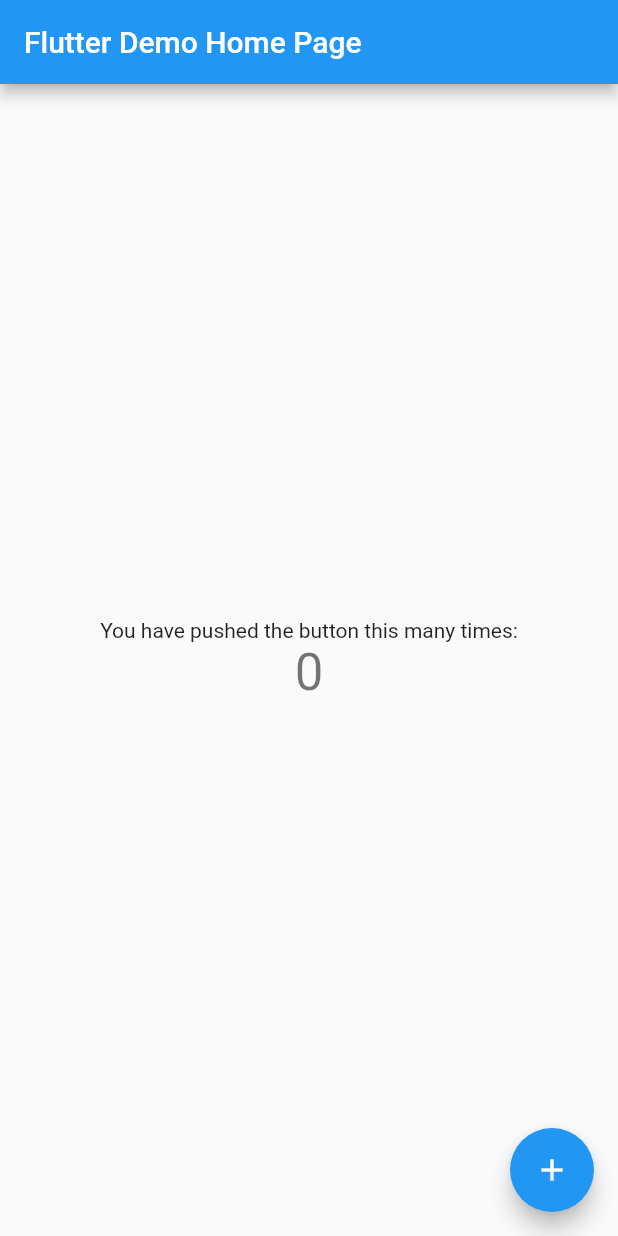
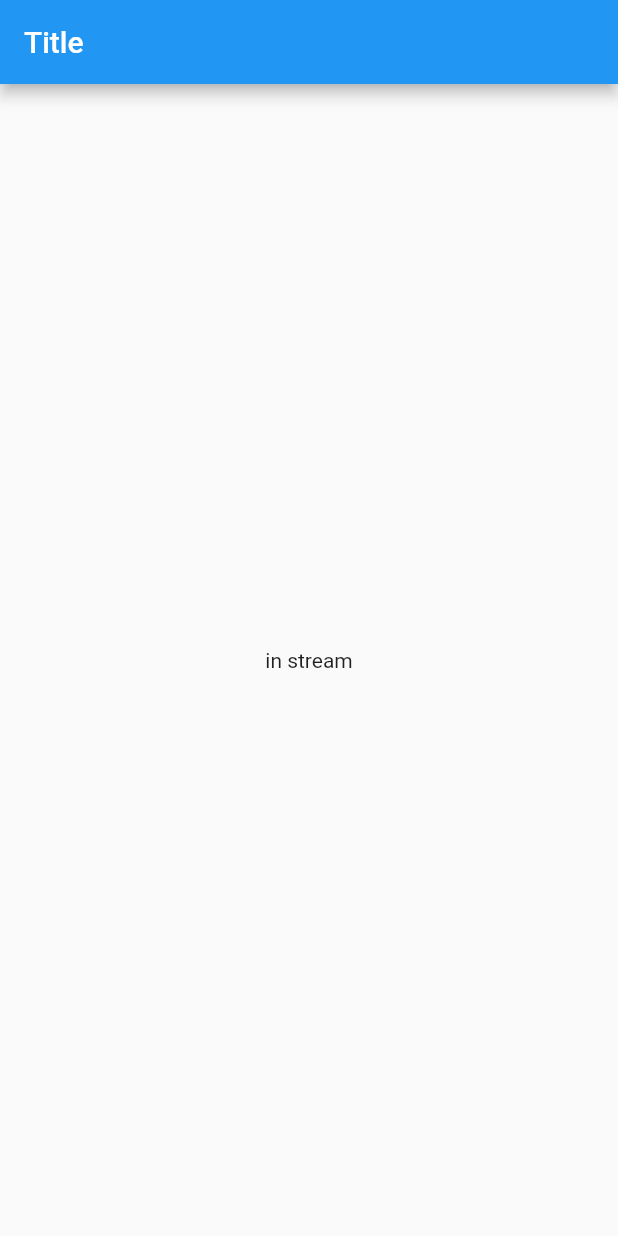
Before and after one commit to Naboska/flutter_template, a Flutter app: the screen it shows after launch, on a phone screen of 412 x 824 dp. Run offline on Flutter 3.47's test engine with Material 2 defaults, Android fonts, the phone set to English and light mode, and no system bars; our stand-ins replace dio, equatable, flutter_bloc, flutter_dotenv; accounts and stored records are empty; network calls fail.

Commit message:
feat: add auth logic

```diff
--- a/lib/api/http_manager.dart
+++ b/lib/api/http_manager.dart
@@ -1,4 +1,5 @@
 import 'package:dio/dio.dart';
+import 'package:flutter_template/blocs/user/user_bloc.dart';
 
 import 'package:flutter_template/constants/env.dart';
 
@@ -23,7 +24,8 @@ class HttpManager {
   }
 
   _onError(DioError error, ErrorInterceptorHandler handler) {
-    //if (error.response?.statusCode == 401) AuthenticationBloc().logout();
+    UserBloc().dispatch(UserRemoveEvent());
+    if (error.response?.statusCode == 401) UserBloc().dispatch(UserRemoveEvent());
 
     return handler.next(error);
   }
--- /dev/null
+++ b/lib/blocs/other/other_event.dart
@@ -0,0 +1,5 @@
+part of 'other_bloc.dart';
+
+abstract class OtherEvent {}
+
+class TestEvent extends OtherEvent {}
--- /dev/null
+++ b/lib/blocs/user/user_bloc.dart
@@ -0,0 +1,61 @@
+import 'dart:async';
+import 'package:equatable/equatable.dart';
+
+import 'package:flutter_template/repositories/auth/user_auth_repository.dart';
+import 'package:flutter_template/models/auth/user.dart';
+
+part 'user_event.dart';
+part 'user_state.dart';
+
+class UserBloc {
+  static UserBloc? _instance;
+
+  final _userRepository = UserAuthRepository();
+  UserState _state = const UserState();
+
+  final _eventController = StreamController<UserEvent>.broadcast();
+  late final Stream<UserState> _stateStream;
+
+  UserState get state => _state;
+  Stream<UserState> get stream => _stateStream;
+
+  factory UserBloc() => _instance ??= UserBloc._initialize();
+
+  UserBloc._initialize() {
+    _stateStream = _eventController.stream
+        .asyncExpand<UserState>(_mapEventToState)
+        .asyncExpand<UserState>(_updateState)
+        .asBroadcastStream();
+
+    _stateStream.listen((event) {});
+    dispatch(UserInitializeEvent());
+  }
+
+  void dispatch(UserEvent event) {
+    _eventController.add(event);
+  }
+
+  Stream<UserState> _updateState(UserState state) async* {
+    print(['old', _state]);
+    print(['new', state]);
+    if (_state != state) yield (_state = state);
+  }
+
+  Stream<UserState> _mapEventToState(UserEvent event) async* {
+    if (event is UserInitializeEvent) {
+      yield* _initializeUser();
+    } else if (event is UserRemoveEvent) {
+      yield const UserState();
+    }
+  }
+
+  Stream<UserState> _initializeUser() async* {
+    try {
+      yield _state.copyWith(status: UserStatus.loading);
+      final user = await _userRepository.handleLogin();
+      yield _state.copyWith(user: user, status: UserStatus.success);
+    } catch (e) {
+      yield _state.copyWith(status: UserStatus.error);
+    }
+  }
+}
--- /dev/null
+++ b/lib/blocs/user/user_event.dart
@@ -0,0 +1,7 @@
+part of 'user_bloc.dart';
+
+abstract class UserEvent {}
+
+class UserInitializeEvent extends UserEvent {}
+
+class UserRemoveEvent extends UserEvent {}
--- /dev/null
+++ b/lib/blocs/user/user_state.dart
@@ -0,0 +1,27 @@
+part of 'user_bloc.dart';
+
+enum UserStatus { initial, success, error, loading }
+
+extension UserStatusX on UserStatus {
+  bool get isInitial => this == UserStatus.initial;
+
+  bool get isSuccess => this == UserStatus.success;
+
+  bool get isError => this == UserStatus.error;
+
+  bool get isLoading => this == UserStatus.loading;
+}
+
+class UserState extends Equatable {
+  const UserState({this.status = UserStatus.initial, this.user});
+
+  final UserModel? user;
+  final UserStatus status;
+
+  @override
+  List<Object?> get props => [status, user];
+
+  UserState copyWith({UserModel? user, UserStatus? status}) {
+    return UserState(user: user ?? this.user, status: status ?? this.status);
+  }
+}
--- /dev/null
+++ b/lib/models/auth/user.dart
@@ -0,0 +1,5 @@
+class UserModel {
+  late final String name;
+
+  UserModel({required this.name});
+}
--- /dev/null
+++ b/lib/repositories/auth/user_auth_repository.dart
@@ -0,0 +1,11 @@
+import 'package:flutter_template/api/http_manager.dart';
+
+class UserAuthRepository {
+  final _client = HttpManager().client;
+
+  handleLogin() async {
+    final response = await _client.get('/');
+
+    return response;
+  }
+}
--- a/lib/screens/auth_screen/auth_screen.dart
+++ b/lib/screens/auth_screen/auth_screen.dart
@@ -1,47 +1,25 @@
 import 'package:flutter/material.dart';
+import 'package:flutter_template/blocs/user/user_bloc.dart';
 
-class AuthScreen extends StatefulWidget {
-  const AuthScreen({Key? key, required this.title}) : super(key: key);
+class AuthScreen extends StatelessWidget {
+  final UserBloc userBloc = UserBloc();
 
-  final String title;
-
-  @override
-  State<AuthScreen> createState() => _AuthScreenState();
-}
-
-class _AuthScreenState extends State<AuthScreen> {
-  int _counter = 0;
-
-  void _incrementCounter() {
-    setState(() {
-      _counter++;
-    });
-  }
+  AuthScreen({Key? key}) : super(key: key);
 
   @override
   Widget build(BuildContext context) {
     return Scaffold(
       appBar: AppBar(
-        title: Text(widget.title),
+        title: const Text('Title'),
       ),
       body: Center(
-        child: Column(
-          mainAxisAlignment: MainAxisAlignment.center,
-          children: <Widget>[
-            const Text(
-              'You have pushed the button this many times:',
-            ),
-            Text(
-              '$_counter',
-              style: Theme.of(context).textTheme.headline4,
-            ),
-          ],
+        child: StreamBuilder<UserState>(
+          initialData: userBloc.state,
+          stream: userBloc.stream,
+          builder: (context, snapshot) {
+            return const Text('in stream');
+          },
         ),
-      ),
-      floatingActionButton: FloatingActionButton(
-        onPressed: _incrementCounter,
-        tooltip: 'Increment',
-        child: const Icon(Icons.add),
       ), // This trailing comma makes auto-formatting nicer for build methods.
     );
   }
--- a/lib/screens/main_screen/main_screen.dart
+++ b/lib/screens/main_screen/main_screen.dart
@@ -1,4 +1,5 @@
 import 'package:flutter/material.dart';
+
 import 'package:flutter_template/screens/auth_screen/auth_screen.dart';
 
 class MainScreen extends StatelessWidget {
@@ -12,7 +13,7 @@ class MainScreen extends StatelessWidget {
       theme: ThemeData(
         primarySwatch: Colors.blue,
       ),
-      home: const AuthScreen(title: 'Flutter Demo Home Page'),
+      home: AuthScreen(),
     );
   }
 }
--- a/pubspec.yaml
+++ b/pubspec.yaml
@@ -16,6 +16,7 @@ dependencies:
   dio: ^4.0.6
   flutter_dotenv: ^5.0.2
   flutter_bloc: ^8.0.1
+  equatable: ^2.0.3
 
 dev_dependencies:
   flutter_test:
```
Also changed, not shown: lib/blocs/other/other_bloc.dart (added, +24 -0 lines), lib/blocs/other/other_state.dart (added, +27 -0 lines), pubspec.lock.
